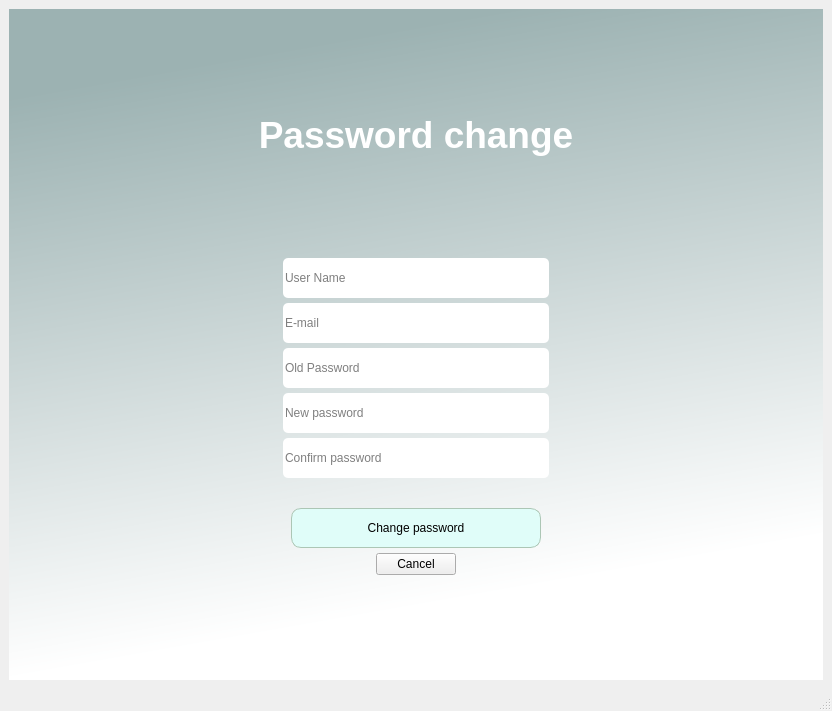
Before: the Qt Designer form guicore/uis/change_password_screen.ui in Igna11/billetera, drawn with Qt 5.
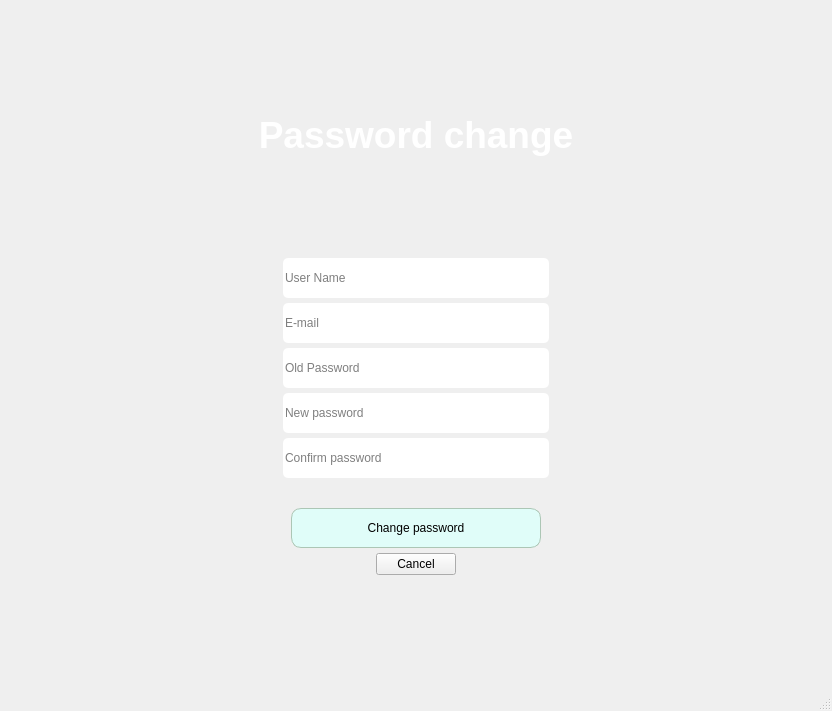
After: the same form once the commit is applied.

Diff of the .ui file:
```diff
--- a/guicore/uis/change_password_screen.ui
+++ b/guicore/uis/change_password_screen.ui
@@ -21,8 +21,7 @@
     <item>
      <widget class="QWidget" name="verticalWidget" native="true">
       <property name="styleSheet">
-       <string notr="true">QWidget#verticalWidget{
-background-color:qlineargradient(spread:pad, x1:0, y1:0, x2:0.207, y2:0.954545, stop:0.132159 rgba(156, 178, 178, 255), stop:1 rgba(255, 255, 255, 255))}</string>
+       <string notr="true"/>
       </property>
       <layout class="QHBoxLayout" name="horizontalLayout_3">
        <property name="spacing">
```
Left out of the diff: 4 changed lines with no effect on the pictures.
